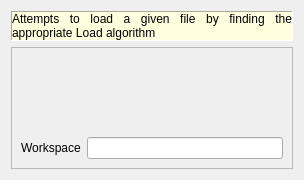
Old version of the form Code/Mantid/MantidQt/CustomDialogs/inc/MantidQtCustomDialogs/LoadDialog.ui in the repository mantidproject/mantid.
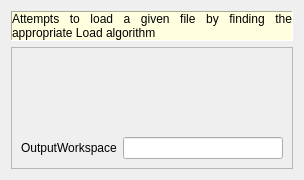
New version of the form. Custom widgets are drawn as their Qt base class.

Commit message: refs #5213 Trivial fix

```diff
--- a/Code/Mantid/MantidQt/CustomDialogs/inc/MantidQtCustomDialogs/LoadDialog.ui
+++ b/Code/Mantid/MantidQt/CustomDialogs/inc/MantidQtCustomDialogs/LoadDialog.ui
@@ -208,7 +208,7 @@
          <item>
           <widget class="QLabel" name="label">
            <property name="text">
-            <string>Workspace</string>
+            <string>OutputWorkspace</string>
            </property>
           </widget>
          </item>
```
